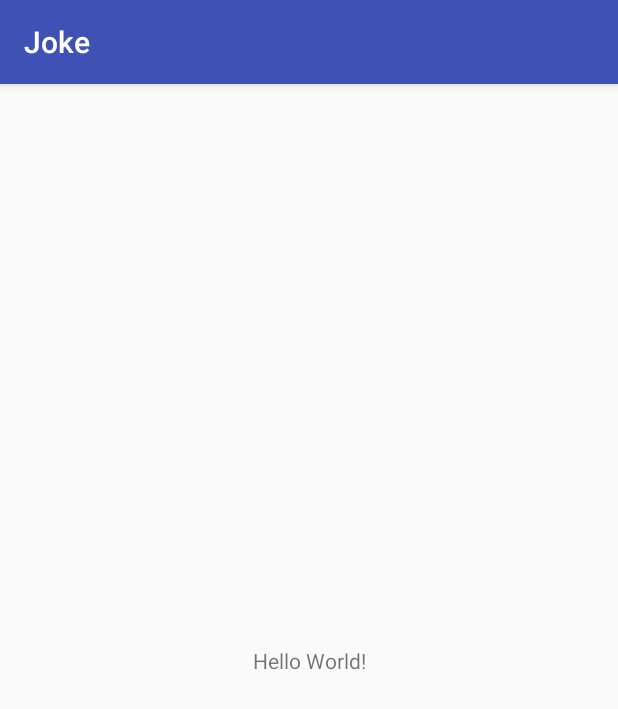
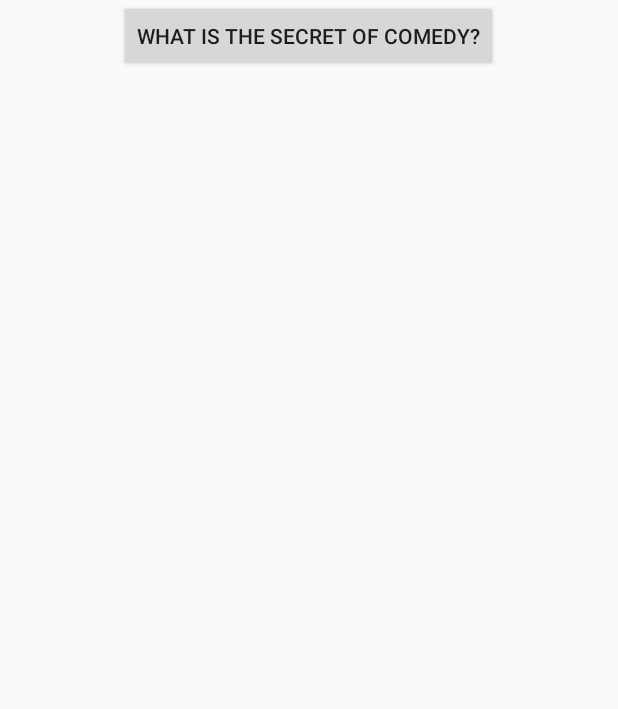
Before and after one commit to Wilcolvan/Joke, an Android app: the screen it shows after launch (MainActivity), on a phone screen of 412 x 824 dp. Shown: the top 709 px of the screen. Run offline under Robolectric (Android 15) with nearby library versions, the phone set to English and light mode, and no system bars.

Commit message:
Almost done

```diff
--- a/app/src/main/AndroidManifest.xml
+++ b/app/src/main/AndroidManifest.xml
@@ -16,6 +16,10 @@
                 <category android:name="android.intent.category.LAUNCHER" />
             </intent-filter>
         </activity>
+
+        <service
+            android:name=".DelayedMessageService"
+            android:exported="false"></service>
     </application>
 
 </manifest>
--- a/app/src/main/java/edu/hanover/joke/MainActivity.java
+++ b/app/src/main/java/edu/hanover/joke/MainActivity.java
@@ -1,13 +1,21 @@
 package edu.hanover.joke;
 
-import android.support.v7.app.AppCompatActivity;
+import android.app.Activity;
 import android.os.Bundle;
+import android.content.Intent;
+import android.view.View;
 
-public class MainActivity extends AppCompatActivity {
+public class MainActivity extends Activity {
 
     @Override
     protected void onCreate(Bundle savedInstanceState) {
         super.onCreate(savedInstanceState);
         setContentView(R.layout.activity_main);
     }
+
+    public void onClick(View view) {
+        Intent intent = new Intent(this, DelayedMessageService.class);
+        intent.putExtra(DelayedMessageService.EXTRA_MESSAGE, getResources().getString(R.string.button_response));
+        startService(intent);
+    }
 }
--- a/app/src/main/res/layout/activity_main.xml
+++ b/app/src/main/res/layout/activity_main.xml
@@ -1,18 +1,17 @@
 <?xml version="1.0" encoding="utf-8"?>
-<android.support.constraint.ConstraintLayout xmlns:android="http://schemas.android.com/apk/res/android"
-    xmlns:app="http://schemas.android.com/apk/res-auto"
+<RelativeLayout xmlns:android="http://schemas.android.com/apk/res/android"
     xmlns:tools="http://schemas.android.com/tools"
     android:layout_width="match_parent"
     android:layout_height="match_parent"
     tools:context=".MainActivity">
 
-    <TextView
+    <Button
         android:layout_width="wrap_content"
         android:layout_height="wrap_content"
-        android:text="Hello World!"
-        app:layout_constraintBottom_toBottomOf="parent"
-        app:layout_constraintLeft_toLeftOf="parent"
-        app:layout_constraintRight_toRightOf="parent"
-        app:layout_constraintTop_toTopOf="parent" />
+        android:text="@string/button_text"
+        android:id="@+id/button"
+        android:onClick="onClick"
+        android:layout_alignParentTop="true"
+        android:layout_centerHorizontal="true" />
 
-</android.support.constraint.ConstraintLayout>
+</RelativeLayout>
--- a/app/src/main/res/values/strings.xml
+++ b/app/src/main/res/values/strings.xml
@@ -1,3 +1,5 @@
 <resources>
     <string name="app_name">Joke</string>
+    <string name="button_text">What is the secret of comedy?</string>
+    <string name="button_response">Timing!</string>
 </resources>
```
Also changed, not shown: app/src/main/java/edu/hanover/joke/DelayedMessageService.java (added, +45 -0 lines).
